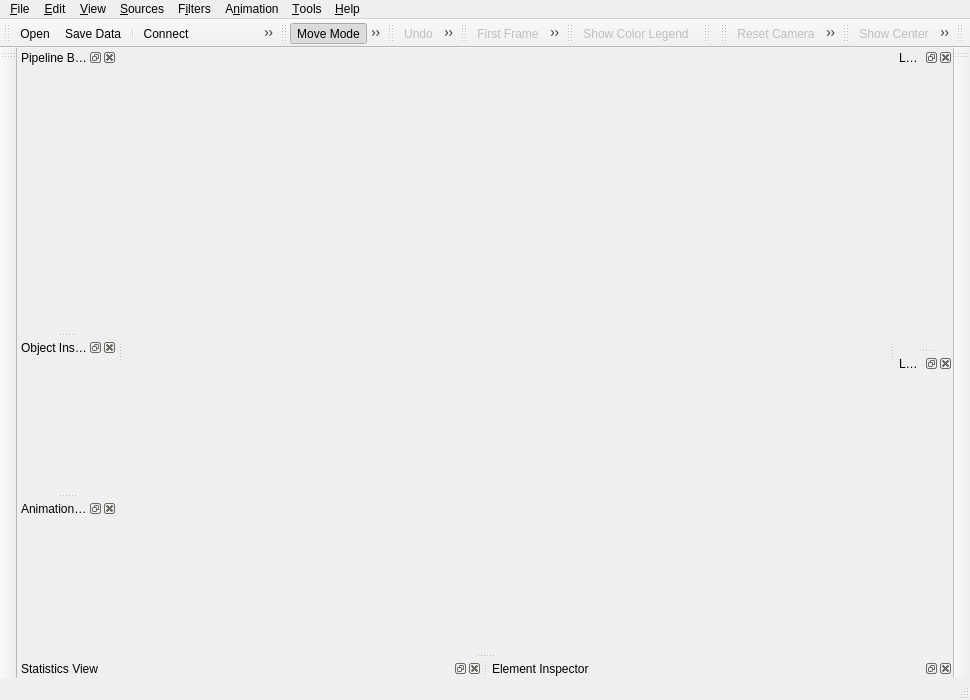
This is Applications/Client/MainWindow.ui in wildmichael/ParaView3-enhancements-old as Qt 5 draws it before an edit. The edited form follows.
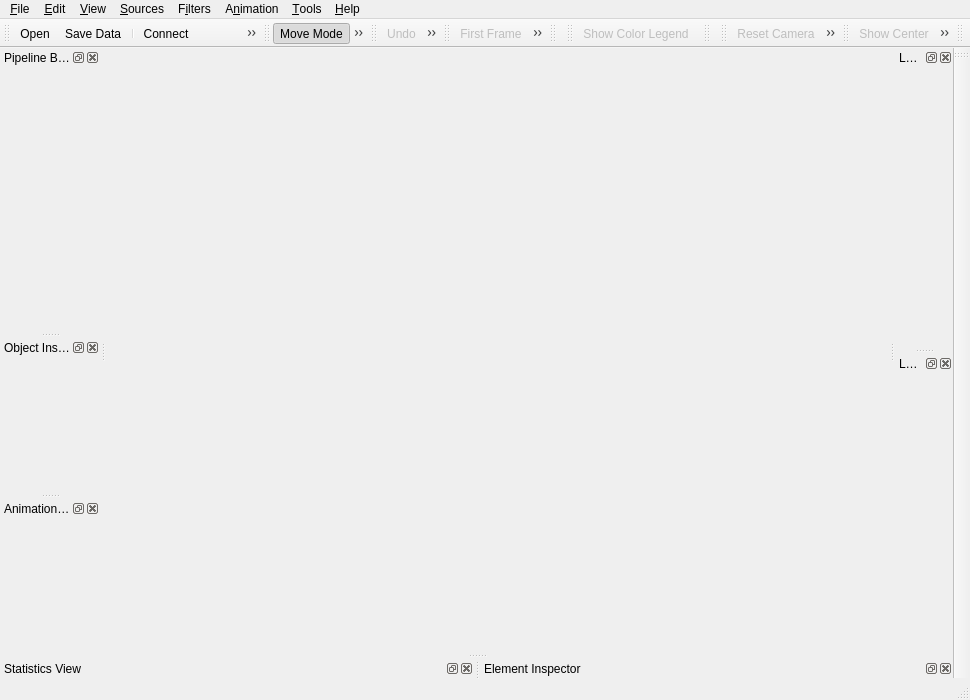
This is the edited form. Icons and pictures are not drawn.

Commit message: BUG:  Better layout of toolbars.  Bug #4812.       We can adjust this as necessary, but at least we can break the toolbars       out.

```diff
--- a/Applications/Client/MainWindow.ui
+++ b/Applications/Client/MainWindow.ui
@@ -283,6 +283,17 @@
    <addaction name="actionVCRLastFrame" />
    <addaction name="actionVCRLoop" />
   </widget>
+  <widget class="QToolBar" name="currentTimeToolbar" >
+   <property name="windowTitle" >
+    <string>Current Time Controls</string>
+   </property>
+   <property name="orientation" >
+    <enum>Qt::Horizontal</enum>
+   </property>
+   <attribute name="toolBarArea" >
+    <number>4</number>
+   </attribute>
+  </widget>
   <widget class="QToolBar" name="variableToolbar" >
    <property name="windowTitle" >
     <string>Active Variable Controls</string>
@@ -404,17 +415,6 @@
    </attribute>
    <widget class="QWidget" name="dockWidgetContents_7" />
   </widget>
-  <widget class="QToolBar" name="currentTimeToolbar" >
-   <property name="windowTitle" >
-    <string>Current Time Controls</string>
-   </property>
-   <property name="orientation" >
-    <enum>Qt::Horizontal</enum>
-   </property>
-   <attribute name="toolBarArea" >
-    <number>4</number>
-   </attribute>
-  </widget>
   <widget class="QToolBar" name="commonFilters" >
    <property name="windowTitle" >
     <string>Common Filters</string>
@@ -423,7 +423,7 @@
     <enum>Qt::Vertical</enum>
    </property>
    <attribute name="toolBarArea" >
-    <number>1</number>
+    <number>4</number>
    </attribute>
   </widget>
   <action name="actionFileOpen" >
```
The commit also changes 1 other file.
